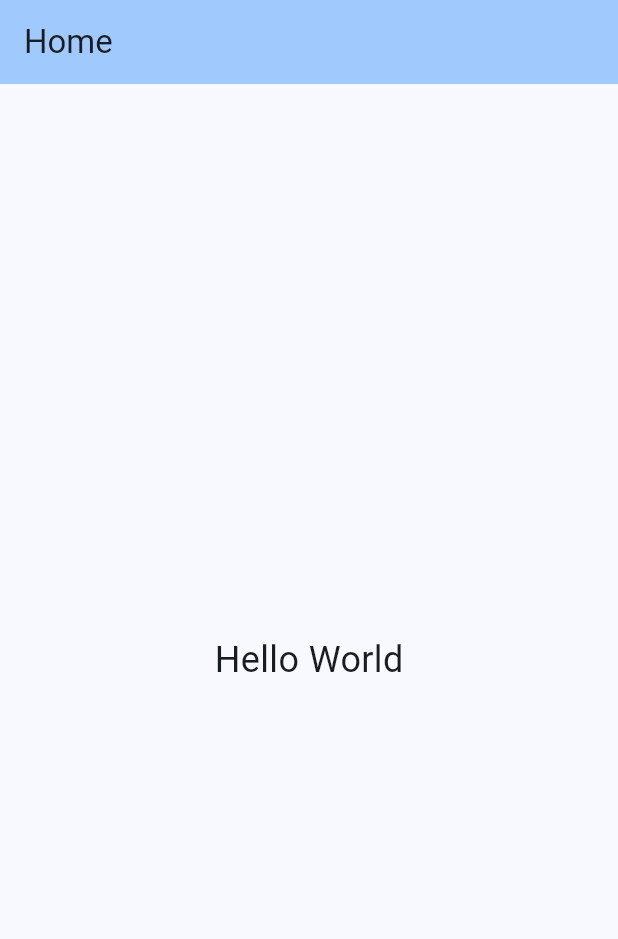
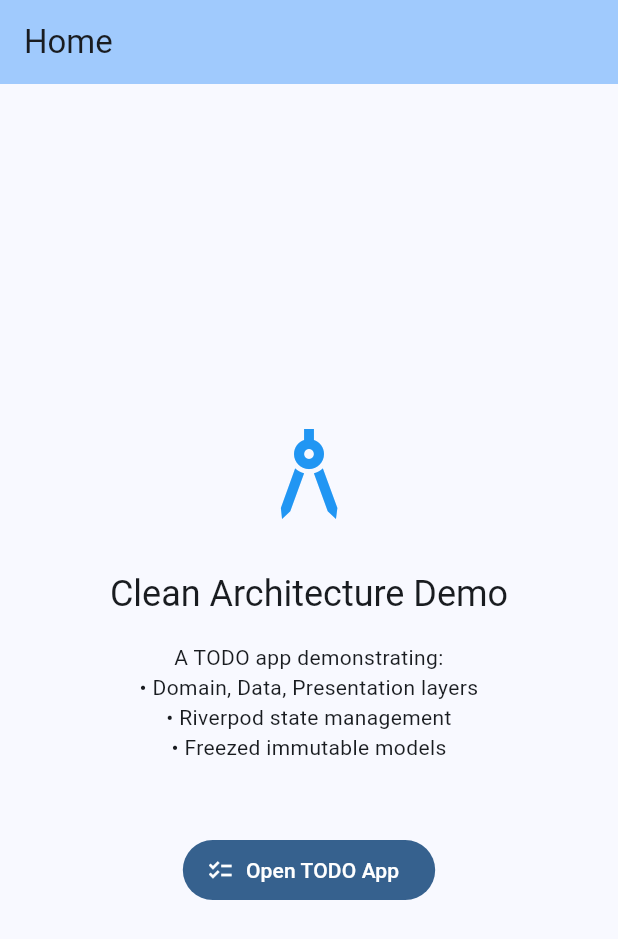
Before and after one commit to Codenator81/flutter_application_clean, a Flutter app: the screen it shows after launch, on a phone screen of 412 x 824 dp. Shown: the top 939 px of the screen. Run offline on Flutter 3.47's test engine with Material 3 defaults, Android fonts, the light colour scheme and no system bars; our stand-ins replace flutter_riverpod, freezed_annotation, riverpod_annotation; generated files the repository leaves out were written again.

Commit message:
finish stage 1 and add run settings for vs code

```diff
--- a/lib/features/home/presentation/screens/home_screen.dart
+++ b/lib/features/home/presentation/screens/home_screen.dart
@@ -1,4 +1,5 @@
 import 'package:flutter/material.dart';
+import 'package:flutter_application_clean/features/todo/presentation/screens/todo_list_screen.dart';
 
 class HomeScreen extends StatelessWidget {
   const HomeScreen({super.key});
@@ -10,10 +11,39 @@ class HomeScreen extends StatelessWidget {
         title: const Text('Home'),
         backgroundColor: Theme.of(context).colorScheme.inversePrimary,
       ),
-      body: const Center(
-        child: Text(
-          'Hello World',
-          style: TextStyle(fontSize: 24),
+      body: Center(
+        child: Padding(
+          padding: const EdgeInsets.all(24.0),
+          child: Column(
+            mainAxisAlignment: MainAxisAlignment.center,
+            children: [
+              const Icon(Icons.architecture, size: 80, color: Colors.blue),
+              const SizedBox(height: 24),
+              Text(
+                'Clean Architecture Demo',
+                style: Theme.of(context).textTheme.headlineSmall,
+                textAlign: TextAlign.center,
+              ),
+              const SizedBox(height: 16),
+              const Text(
+                'A TODO app demonstrating:\n• Domain, Data, Presentation layers\n• Riverpod state management\n• Freezed immutable models',
+                textAlign: TextAlign.center,
+              ),
+              const SizedBox(height: 48),
+              FilledButton.icon(
+                onPressed: () {
+                  Navigator.push(
+                    context,
+                    MaterialPageRoute(
+                      builder: (context) => const TodoListScreen(),
+                    ),
+                  );
+                },
+                icon: const Icon(Icons.checklist),
+                label: const Text('Open TODO App'),
+              ),
+            ],
+          ),
         ),
       ),
     );
```
